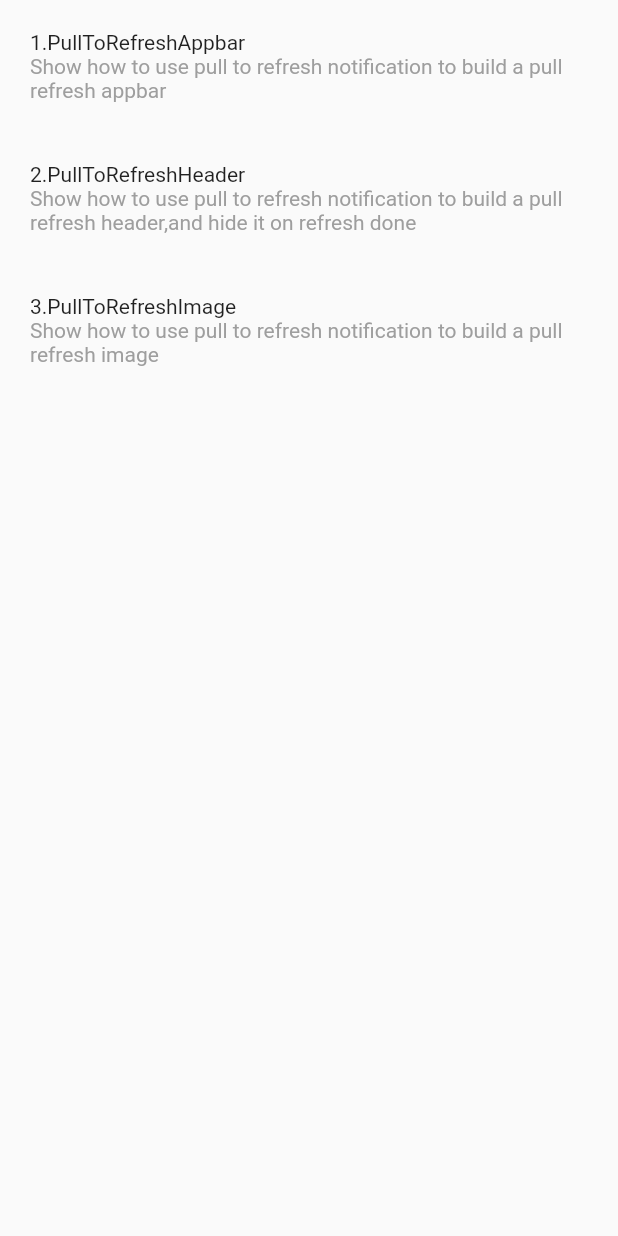
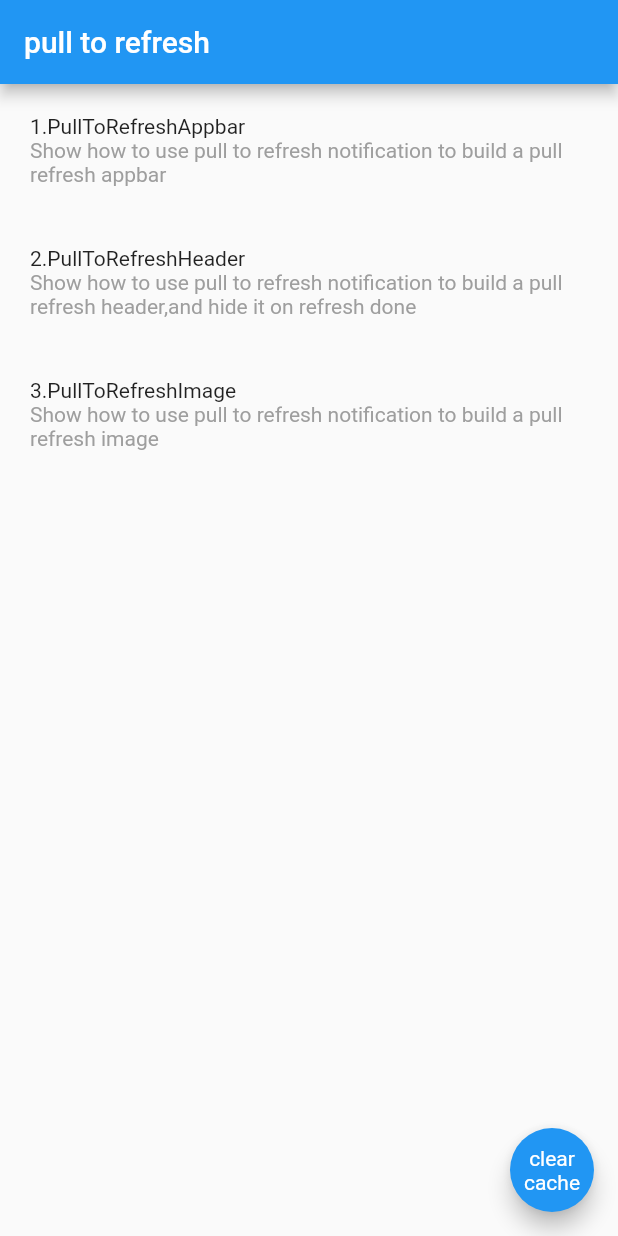
Before and after one commit to fluttercandies/pull_to_refresh_notification, a Flutter app: the screen it shows after launch, on a phone screen of 412 x 824 dp. Run offline on Flutter 3.47's test engine with Material 2 defaults, Android fonts, the phone set to English and light mode, and no system bars; our stand-ins replace extended_image, flutter_screenutil, oktoast; missing offline and left inert: ff_annotation_route.

Commit message:
add ff_annotation_route to generate demo route

```diff
--- /dev/null
+++ b/example/lib/example_route.dart
@@ -0,0 +1,76 @@
+// GENERATED CODE - DO NOT MODIFY BY HAND
+// **************************************************************************
+// auto generated by https://github.com/fluttercandies/ff_annotation_route
+// **************************************************************************
+
+import 'package:flutter/widgets.dart';
+import 'pages/main_page.dart';
+import 'pages/pull_to_refresh_appbar.dart';
+import 'pages/pull_to_refresh_header.dart';
+import 'pages/pull_to_refresh_image.dart';
+
+RouteResult getRouteResult({String name, Map<String, dynamic> arguments}) {
+  switch (name) {
+    case "fluttercandies://mainpage":
+      return RouteResult(
+        widget: MainPage(),
+        routeName: "MainPage",
+      );
+    case "fluttercandies://PullToRefreshAppbar":
+      return RouteResult(
+        widget: PullToRefreshAppbar(),
+        routeName: "PullToRefreshAppbar",
+        description:
+            "Show how to use pull to refresh notification to build a pull refresh appbar",
+      );
+    case "fluttercandies://PullToRefreshHeader":
+      return RouteResult(
+        widget: PullToRefreshHeader(),
+        routeName: "PullToRefreshHeader",
+        description:
+            "Show how to use pull to refresh notification to build a pull refresh header,and hide it on refresh done",
+      );
+    case "fluttercandies://PullToRefreshImage":
+      return RouteResult(
+        widget: PullToRefreshImage(),
+        routeName: "PullToRefreshImage",
+        description:
+            "Show how to use pull to refresh notification to build a pull refresh image",
+      );
+    default:
+      return RouteResult();
+  }
+}
+
+class RouteResult {
+  /// The Widget return base on route
+  final Widget widget;
+
+  /// Whether show this route with status bar.
+  final bool showStatusBar;
+
+  /// The route name to track page
+  final String routeName;
+
+  /// The type of page route
+  final PageRouteType pageRouteType;
+
+  /// The description of route
+  final String description;
+
+  const RouteResult(
+      {this.widget,
+      this.showStatusBar = true,
+      this.routeName = '',
+      this.pageRouteType,
+      this.description = ''});
+}
+
+enum PageRouteType { material, cupertino, transparent }
+
+List<String> routeNames = [
+  "fluttercandies://mainpage",
+  "fluttercandies://PullToRefreshAppbar",
+  "fluttercandies://PullToRefreshHeader",
+  "fluttercandies://PullToRefreshImage"
+];
--- a/example/lib/main.dart
+++ b/example/lib/main.dart
@@ -1,126 +1,45 @@
-import 'package:example/pull_to_refresh_appbar.dart';
-import 'package:example/pull_to_refresh_header.dart';
-import 'package:example/pull_to_refresh_image.dart';
+import 'dart:io';
+
+import 'package:flutter/cupertino.dart';
 import 'package:flutter/material.dart';
 import 'package:flutter_screenutil/flutter_screenutil.dart';
+import 'example_route.dart';
+import 'pages/no_route.dart';
 
 void main() => runApp(MyApp());
 
 class MyApp extends StatelessWidget {
+  MyApp() {}
   // This widget is the root of your application.
   @override
   Widget build(BuildContext context) {
     return MaterialApp(
-      title: 'Pull to refresh Demo',
+      title: 'extended image demo',
+      debugShowCheckedModeBanner: false,
       theme: ThemeData(
-        // This is the theme of your application.
-        //
-        // Try running your application with "flutter run". You'll see the
-        // application has a blue toolbar. Then, without quitting the app, try
-        // changing the primarySwatch below to Colors.green and then invoke
-        // "hot reload" (press "r" in the console where you ran "flutter run",
-        // or press Run > Flutter Hot Reload in IntelliJ). Notice that the
-        // counter didn't reset back to zero; the application is not restarted.
         primarySwatch: Colors.blue,
       ),
-      home: MyHomePage(),
-    );
-  }
-}
-
-class MyHomePage extends StatefulWidget {
-  MyHomePage({Key key}) : super(key: key);
-
-  @override
-  _MyHomePageState createState() => _MyHomePageState();
-}
-
-class _MyHomePageState extends State<MyHomePage> {
-  List<Page> pages = new List<Page>();
-  @override
-  void initState() {
-    // TODO: implement initState
-    pages.add(Page(PageType.PullToRefreshAppbar,
-        "Show how to use pull to refresh notification to build a pull refresh appbar"));
-    pages.add(Page(PageType.PullToRefreshHeader,
-        "Show how to use pull to refresh notification to build a pull refresh header,and hide it on refresh done"));
-    pages.add(Page(PageType.PullToRefreshImage,
-        "Show how to use pull to refresh notification to build a pull refresh image"));
-    super.initState();
-  }
-
-  @override
-  Widget build(BuildContext context) {
-    // TODO: implement build
-    return MaterialApp(
       builder: (c, w) {
         ScreenUtil.instance =
             ScreenUtil(width: 750, height: 1334, allowFontScaling: true)
               ..init(c);
-        var data = MediaQuery.of(context);
+        var data = MediaQuery.of(c);
         return MediaQuery(
           data: data.copyWith(textScaleFactor: 1.0),
-          child: Scaffold(
-            body: w,
-          ),
+          child: w,
         );
       },
-      home: ListView.builder(
-        itemBuilder: (_, int index) {
-          var page = pages[index];
-          var pageWidget;
-          return Container(
-            margin: EdgeInsets.all(20.0),
-            child: GestureDetector(
-              behavior: HitTestBehavior.translucent,
-              child: Column(
-                crossAxisAlignment: CrossAxisAlignment.start,
-                children: <Widget>[
-                  Text(
-                    (index + 1).toString() +
-                        "." +
-                        page.type.toString().replaceAll("PageType.", ""),
-                  ),
-                  Text(
-                    page.description,
-                    style: TextStyle(color: Colors.grey),
-                  )
-                ],
-              ),
-              onTap: () {
-                switch (page.type) {
-                  case PageType.PullToRefreshAppbar:
-                    pageWidget = new PullToRefreshAppbar();
-                    break;
-                  case PageType.PullToRefreshHeader:
-                    pageWidget = new PullToRefreshHeader();
-                    break;
-                  case PageType.PullToRefreshImage:
-                    pageWidget = new PullToRefreshImage();
-                    break;
-                }
-                Navigator.push(context,
-                    new MaterialPageRoute(builder: (BuildContext context) {
-                  return pageWidget;
-                }));
-              },
-            ),
-          );
-        },
-        itemCount: pages.length,
-      ),
+      initialRoute: "fluttercandies://mainpage",
+      onGenerateRoute: (RouteSettings settings) {
+        var routeResult =
+            getRouteResult(name: settings.name, arguments: settings.arguments);
+
+        var page = routeResult.widget ?? NoRoute();
+
+        return Platform.isIOS
+            ? CupertinoPageRoute(settings: settings, builder: (c) => page)
+            : MaterialPageRoute(settings: settings, builder: (c) => page);
+      },
     );
   }
 }
-
-class Page {
-  final PageType type;
-  final String description;
-  Page(this.type, this.description);
-}
-
-enum PageType {
-  PullToRefreshAppbar,
-  PullToRefreshHeader,
-  PullToRefreshImage,
-}
--- /dev/null
+++ b/example/lib/pages/main_page.dart
@@ -0,0 +1,75 @@
+import 'package:extended_image/extended_image.dart';
+import 'package:flutter/material.dart';
+import 'package:ff_annotation_route/ff_annotation_route.dart';
+import 'package:oktoast/oktoast.dart';
+
+import '../example_route.dart';
+
+@FFRoute(
+  name: "fluttercandies://mainpage",
+  routeName: "MainPage",
+)
+class MainPage extends StatelessWidget {
+  final List<RouteResult> routes = List<RouteResult>();
+  MainPage() {
+    routeNames.remove("fluttercandies://mainpage");
+    routes.addAll(
+        routeNames.map<RouteResult>((name) => getRouteResult(name: name)));
+  }
+  @override
+  Widget build(BuildContext context) {
+    return Scaffold(
+      appBar: AppBar(
+        // Here we take the value from the MyHomePage object that was created by
+        // the App.build method, and use it to set our appbar title.
+        title: Text("pull to refresh"),
+      ),
+      body: ListView.builder(
+        itemBuilder: (c, index) {
+          var page = routes[index];
+          return Container(
+              margin: EdgeInsets.all(20.0),
+              child: GestureDetector(
+                behavior: HitTestBehavior.translucent,
+                child: Column(
+                  crossAxisAlignment: CrossAxisAlignment.start,
+                  children: <Widget>[
+                    Text(
+                      (index + 1).toString() + "." + page.routeName,
+                      //style: TextStyle(inherit: false),
+                    ),
+                    Text(
+                      page.description,
+                      style: TextStyle(color: Colors.grey),
+                    )
+                  ],
+                ),
+                onTap: () {
+                  Navigator.pushNamed(context, routeNames[index]);
+                },
+              ));
+        },
+        itemCount: routeNames.length,
+      ),
+      floatingActionButton: FloatingActionButton(
+        onPressed: () {
+          ///clear memory
+          clearMemoryImageCache();
+
+          ///clear local cahced
+          clearDiskCachedImages().then((bool done) {
+            showToast(done ? "clear succeed" : "clear failed",
+                position: ToastPosition(align: Alignment.center));
+          });
+        },
+        child: Text(
+          "clear cache",
+          textAlign: TextAlign.center,
+          style: TextStyle(
+            inherit: false,
+          ),
+        ),
+      ),
+    );
+  }
+}
--- a/example/lib/pull_to_refresh_appbar.dart
+++ b/example/lib/pages/pull_to_refresh_appbar.dart
@@ -1,7 +1,13 @@
 import 'dart:async';
 import 'package:flutter/material.dart';
 import 'package:pull_to_refresh_notification/pull_to_refresh_notification.dart';
+import 'package:ff_annotation_route/ff_annotation_route.dart';
 
+@FFRoute(
+    name: "fluttercandies://PullToRefreshAppbar",
+    routeName: "PullToRefreshAppbar",
+    description:
+        "Show how to use pull to refresh notification to build a pull refresh appbar")
 class PullToRefreshAppbar extends StatefulWidget {
   @override
   _PullToRefreshAppbarState createState() => _PullToRefreshAppbarState();
```
Also changed, not shown: example/lib/pages/no_route.dart (added, +16 -0 lines), example/lib/pages/pull_to_refresh_header.dart (renamed from example/lib/pull_to_refresh_header.dart, +7 -1 lines), example/lib/pages/pull_to_refresh_image.dart (renamed from example/lib/pull_to_refresh_image.dart, +6 -2 lines), example/pubspec.yaml (+3 -4 lines), example/lib/pages/push_to_refresh_header_widget.dart (renamed from example/lib/push_to_refresh_header_widget.dart), 1 other file.
